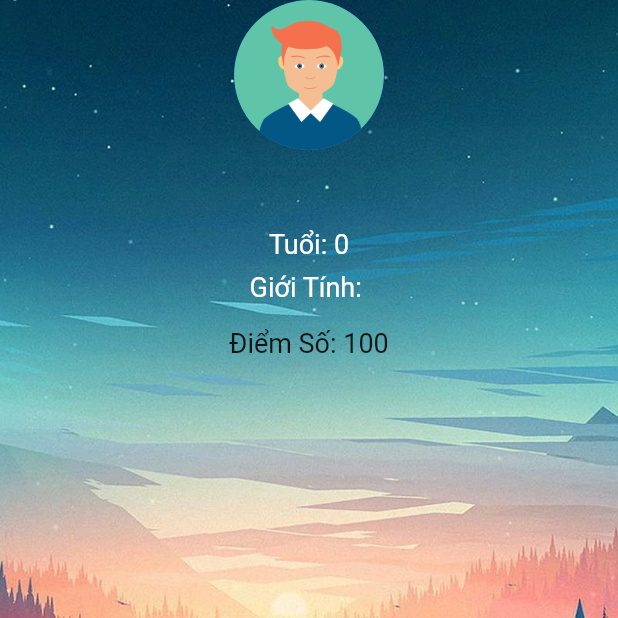
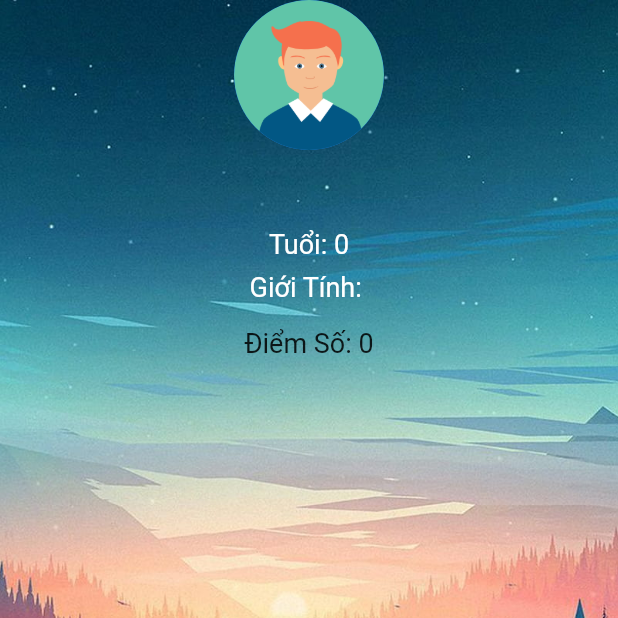
Before and after one commit to Huakhanhdoan/App_Flutter, a Flutter app: the HomePage screen opened directly, item 2 of the bottom bar chosen, after a tap on the "person" icon, on a phone screen of 412 x 824 dp, the top half of it. Run offline on Flutter 3.47's test engine with Material 2 defaults, Android fonts, the phone set to English and light mode, and no system bars; our stand-ins replace flutter_spinkit, shared_preferences; accounts and stored records are empty.

Commit message:
luu score + fix ui

```diff
--- a/lib/screens/home_page.dart
+++ b/lib/screens/home_page.dart
@@ -80,6 +80,7 @@
 
                 textStyle: MaterialStateProperty.all<TextStyle>(
                   const TextStyle(
+                    fontFamily: 'Press Start 2P',
                     fontSize: 20, // Kích thước chữ
                     fontWeight: FontWeight.bold, // Độ đậm của chữ
                   ),
--- /dev/null
+++ b/lib/screens/navigationbar.dart
@@ -0,0 +1,57 @@
+import 'package:flutter/material.dart';
+import 'package:second_app/screens/profile.dart';
+
+import 'home_page.dart';
+
+class NavigationBar1 extends StatefulWidget {
+  @override
+  _NavigationBar1State createState() => _NavigationBar1State();
+}
+
+class _NavigationBar1State extends State<NavigationBar1> {
+  @override
+  Widget build(BuildContext context) {
+    return Row(
+      mainAxisAlignment: MainAxisAlignment.spaceAround,
+      children: [
+
+        IconButton(
+          icon: const Icon(Icons.leaderboard), // Biểu tượng sẽ thừa kế các giá trị từ IconButtonTheme
+          onPressed: () {
+            // Xử lý khi bấm vào biểu tượng
+          },
+        ),
+
+
+        IconButton(
+          icon: Icon(Icons.person),
+          onPressed: ()  {
+            Navigator.of(context).push(MaterialPageRoute(builder: (context) => ProfilePage()));
+          },
+        ),
+        IconButton(
+          icon: const Icon(Icons.home),
+          onPressed: () {
+            Navigator.of(context).push(MaterialPageRoute(builder: (context) => HomePage()));
+            // Xử lý khi bấm vào icon trợ giúp
+          },
+        ),
+
+
+
+        IconButton(
+          icon: const Icon(Icons.volume_mute),
+          onPressed: () {
+            // Xử lý khi bấm vào icon trợ giúp
+          },
+        ),
+        IconButton(
+          icon: const Icon(Icons.settings),
+          onPressed: () {
+            // Xử lý khi bấm vào icon cài đặt
+          },
+        ),
+      ],
+    );
+  }
+}
--- a/lib/screens/profile.dart
+++ b/lib/screens/profile.dart
@@ -1,7 +1,6 @@
 import 'package:flutter/material.dart';
 import 'package:shared_preferences/shared_preferences.dart';
-
-import 'home_page.dart';
+import 'navigationbar.dart';
 
 class ProfilePage extends StatelessWidget {
   Future<Map<String, dynamic>> getUserInfoFromPrefs() async {
@@ -9,11 +8,13 @@
     String userName = prefs.getString('userName') ?? "";
     int userAge = prefs.getInt('userAge') ?? 0;
     String userGender = prefs.getString('userGender') ?? "";
+    int sum_score = prefs.getInt('sum_score') ?? 0;
 
     return {
       'userName': userName,
       'userAge': userAge,
       'userGender': userGender,
+      'sum_score': sum_score,
     };
   }
 
@@ -74,11 +75,11 @@
                     ],
                   ),
                   const SizedBox(height: 16.0),
-                  const Center(
+                   Center(
                     child: Text(
-                      'Điểm Số: 100',
-                      // Thay đổi để lấy điểm số thực tế từ nơi nào đó
-                      style: TextStyle(
+                      'Điểm Số: ${userInfo['sum_score']}',
+
+                      style: const TextStyle(
                         fontSize: 18.0,
                       ),
                     ),
@@ -89,49 +90,7 @@
           },
         ),
       ),
-      bottomNavigationBar: BottomAppBar(
-        child: Row(
-          mainAxisAlignment: MainAxisAlignment.spaceAround,
-          children: [
-
-            IconButton(
-              icon: const Icon(Icons.leaderboard), // Biểu tượng sẽ thừa kế các giá trị từ IconButtonTheme
-              onPressed: () {
-                // Xử lý khi bấm vào biểu tượng
-              },
-            ),
-
-
-            IconButton(
-              icon: Icon(Icons.person),
-              onPressed: ()  {
-              },
-            ),
-            IconButton(
-              icon: const Icon(Icons.home),
-              onPressed: () {
-                Navigator.of(context).push(MaterialPageRoute(builder: (context) => HomePage()));
-                // Xử lý khi bấm vào icon trợ giúp
-              },
-            ),
-
-
-
-            IconButton(
-              icon: const Icon(Icons.volume_mute),
-              onPressed: () {
-                // Xử lý khi bấm vào icon trợ giúp
-              },
-            ),
-            IconButton(
-              icon: const Icon(Icons.settings),
-              onPressed: () {
-                // Xử lý khi bấm vào icon cài đặt
-              },
-            ),
-          ],
-        ),
-      ),
+      bottomNavigationBar: NavigationBar1(),
     );
   }
 }
--- a/pubspec.yaml
+++ b/pubspec.yaml
@@ -38,9 +38,9 @@
   flutter_lints: ^2.0.0
   shared_preferences: ^2.0.8
   flutter_spinkit: ^5.0.0
+  flutter_native_splash: ^2.1.3+1
 
 dev_dependencies:
-  flutter_native_splash: ^1.3.0
   flutter_test:
     sdk: flutter
 
```
Also changed, not shown: flutter_native_splash.yaml (added, +144 -0 lines), lib/main.dart (+2 -45 lines), lib/repository/user.dart (added, +34 -0 lines), lib/screens/quiz.dart (+70 -32 lines), lib/screens/result.dart (+29 -4 lines), assets/images/bg3.png (added), assets/images/img_1.png (added), assets/images/notification.gif (added), pubspec.lock, 33 other files. Lines whose indentation alone changed are shown as unchanged.
